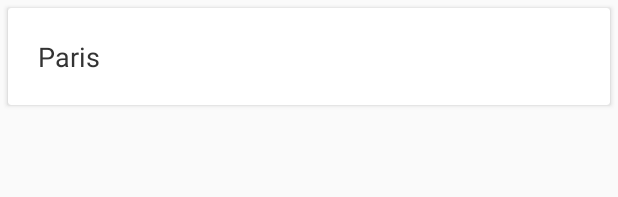
After one commit to Bastienmmc/AppPunissements, an Android app: the layout card_punissement.xml on its own in the app's theme, with its tools: preview values and no code run, on a phone screen of 412 x 824 dp. The commit adds this screen. Shown: the top 197 px of the screen. Run offline under Robolectric (Android 15) with nearby library versions, the phone set to English and light mode, and no system bars.

Commit message:
modif 24/04/2019 9h00

```diff
--- /dev/null
+++ b/app/src/main/res/layout/card_punissement.xml
@@ -0,0 +1,31 @@
+<?xml version="1.0" encoding="utf-8"?>
+<android.support.v7.widget.CardView xmlns:android="http://schemas.android.com/apk/res/android"
+    xmlns:tools="http://schemas.android.com/tools"
+    xmlns:app="http://schemas.android.com/apk/res-auto"
+    android:layout_width="match_parent"
+    android:layout_height="wrap_content"
+    android:layout_margin="5dp"
+
+    app:cardBackgroundColor="@android:color/white"
+    app:cardCornerRadius="2dp"
+    app:cardElevation="2dp">
+
+    <LinearLayout
+        android:layout_width="match_parent"
+        android:layout_height="wrap_content"
+        android:orientation="vertical">
+
+
+        <TextView
+            android:id="@+id/text"
+            android:layout_width="match_parent"
+            android:layout_height="wrap_content"
+            android:background="?android:selectableItemBackground"
+            android:padding="20dp"
+            tools:text="Paris"
+            android:fontFamily="sans-serif"
+            android:textColor="#333"
+            android:textSize="18sp" />
+    </LinearLayout>
+
+</android.support.v7.widget.CardView>
--- a/app/src/main/res/layout/fragment_main.xml
+++ b/app/src/main/res/layout/fragment_main.xml
@@ -19,5 +19,9 @@
         app:layout_constraintTop_toTopOf="@+id/constraintLayout"
         tools:layout_constraintLeft_creator="1"
         tools:layout_constraintTop_creator="1" />
-
+    <android.support.v7.widget.RecyclerView
+        xmlns:android="http://schemas.android.com/apk/res/android"
+        android:id="@+id/recyclerView"
+        android:layout_width="match_parent"
+        android:layout_height="match_parent"/>
 </android.support.constraint.ConstraintLayout>
--- a/app/src/main/res/values/strings.xml
+++ b/app/src/main/res/values/strings.xml
@@ -1,6 +1,6 @@
 <resources>
     <string name="app_name">Punissement</string>
-    <string name="tab_text_1">Punissements</string>
-    <string name="tab_text_2">Stagiares</string>
-    <string name="tab_text_3">Groupes</string>
+    <string name="tab_text_1" translatable="false">Punissements</string>
+    <string name="tab_text_2" translatable="false">Stagiares</string>
+    <string name="tab_text_3" translatable="false">Groupes</string>
 </resources>
```
Also changed, not shown: app/src/main/java/com/ldnr/punissement/ui/main/PlaceholderFragment.java (+23 -0 lines), app/src/main/java/com/ldnr/punissement/ui/main/adapter/AdapterGroupes.java (added, +39 -0 lines), app/src/main/java/com/ldnr/punissement/ui/main/adapter/AdapterPunissements.java (added, +39 -0 lines), app/src/main/java/com/ldnr/punissement/ui/main/adapter/AdapterStagiaires.java (added, +37 -0 lines), app/src/main/java/com/ldnr/punissement/ui/main/entity/EntityGroupes.java (+9 -1 lines), app/src/main/java/com/ldnr/punissement/ui/main/entity/EntityPunissement.java (+8 -1 lines), app/src/main/java/com/ldnr/punissement/ui/main/entity/EntityStagiaires.java (+8 -1 lines), app/src/main/java/com/ldnr/punissement/ui/main/viewHolder/GropesViewHolder.java (added, +28 -0 lines), app/src/main/java/com/ldnr/punissement/ui/main/viewHolder/PunissementsViewHolder.java (added, +28 -0 lines), app/src/main/java/com/ldnr/punissement/ui/main/viewHolder/StagiairesViewHolder.java (added, +29 -0 lines), app/src/main/res/layout/card_stagiaire.xml (added, +31 -0 lines), 1 other file.
